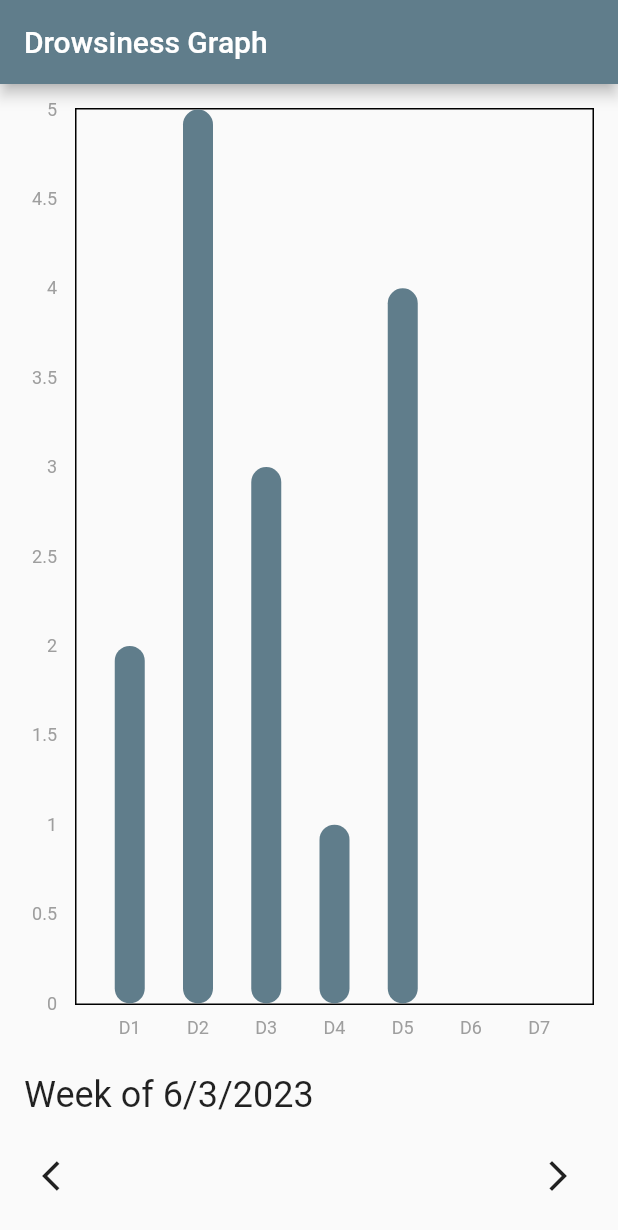
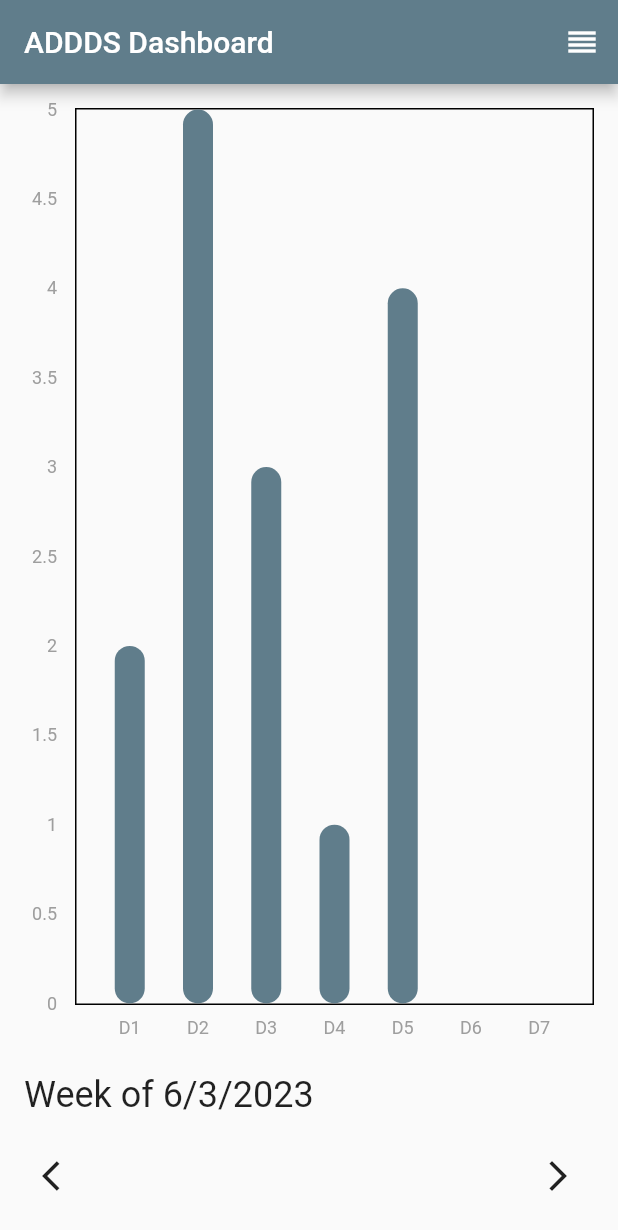
Before and after one commit to The-Rockers/DriverDrowsinessDetection, a Flutter app: the screen it shows after launch, on a phone screen of 412 x 824 dp. Shown: the top 1230 px of the screen. Run offline on Flutter 3.47's test engine with Material 2 defaults, Android fonts, the light colour scheme and no system bars; drawn by our look-alikes of fl_chart.

Commit message:
Small modifications and new branch

```diff
--- a/lib/main.dart
+++ b/lib/main.dart
@@ -38,7 +38,19 @@ class _DrowsinessGraphState extends State<DrowsinessGraph> {
 
     return Scaffold(
       appBar: AppBar(
-        title: const Text('Drowsiness Graph'),
+        title: const Text('ADDDS Dashboard'),
+        actions: <Widget>[
+          IconButton(
+            icon: Icon(
+              Icons.reorder,
+              color: Colors.white
+
+            ),
+            onPressed: (){
+
+            },
+          ),
+        ]
       ),
       body: Padding(
         padding: const EdgeInsets.all(16.0),
```
Also changed, not shown: 8 other files.
